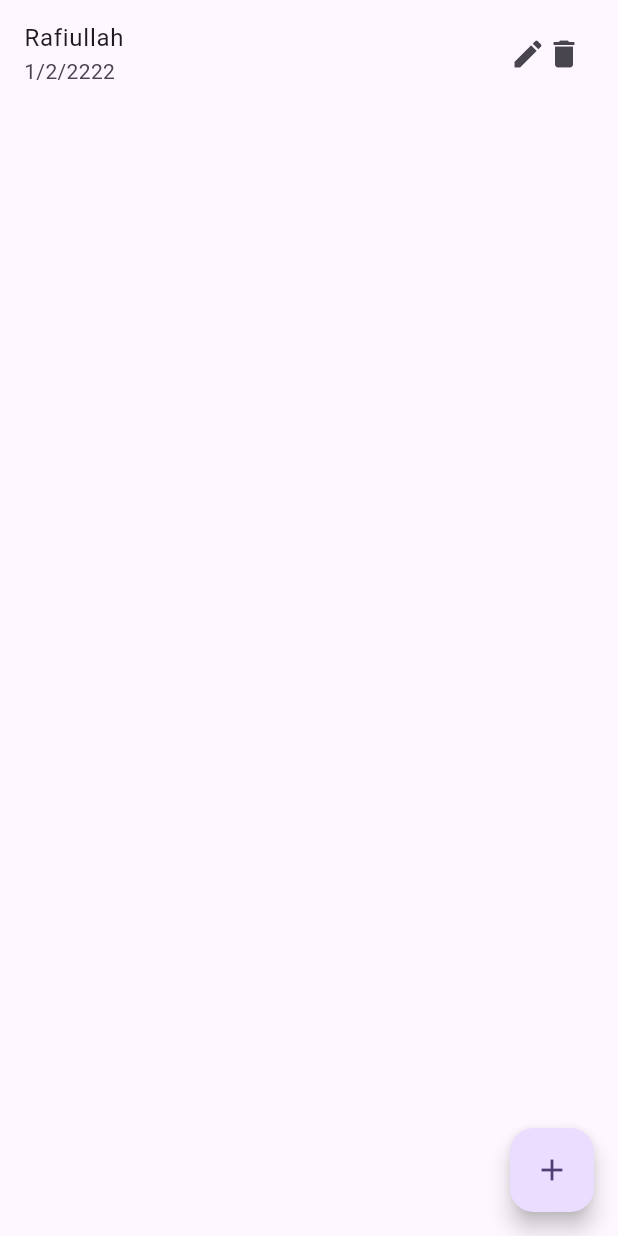
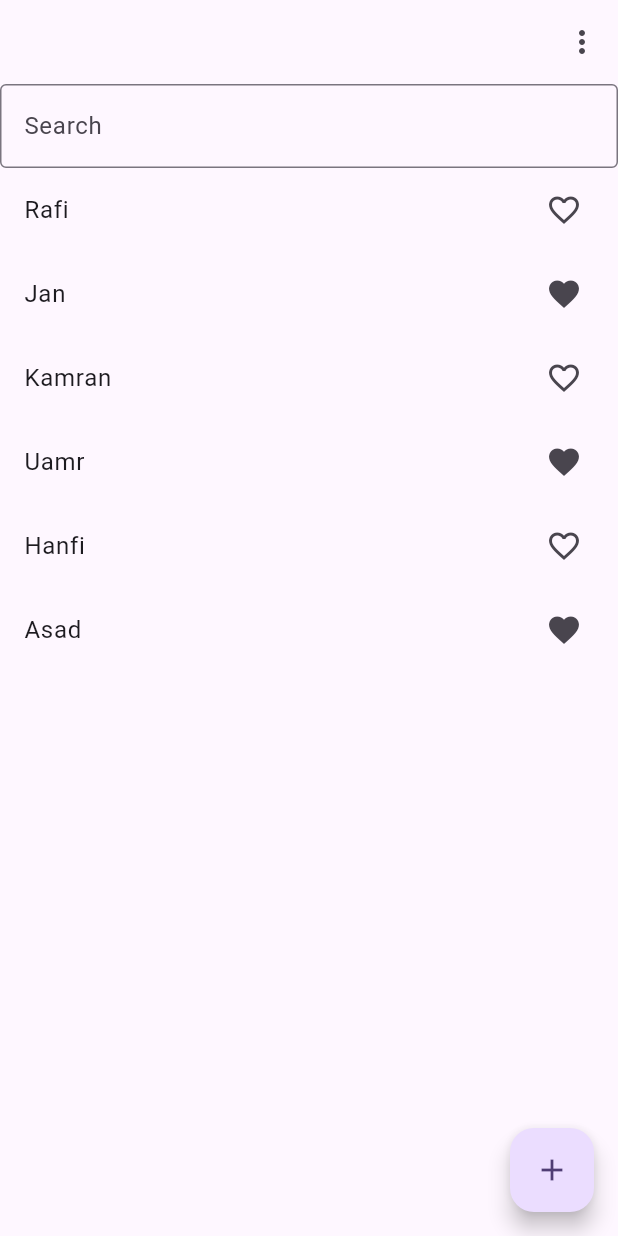
Before and after one commit to rafiullahkhaleel/Riverpod, a Flutter app: the screen it shows after launch, after a tap on the "add" icon, on a phone screen of 412 x 824 dp. Run offline on Flutter 3.47's test engine with Material 3 defaults, Android fonts, the phone set to English and light mode, and no system bars; our stand-ins replace flutter_riverpod.

Commit message:
add favourite  app with riverpod

```diff
--- /dev/null
+++ b/lib/favourite_app/favourite_provider.dart
@@ -0,0 +1,49 @@
+import 'package:flutter_riverpod/flutter_riverpod.dart';
+import 'package:riverpod_project/favourite_app/favourite_item.dart';
+import 'package:riverpod_project/favourite_app/favourite_state.dart';
+
+final favouriteProvider =
+    StateNotifierProvider<FavouriteNotifier, FavouriteState>((ref) {
+      return FavouriteNotifier();
+    });
+
+class FavouriteNotifier extends StateNotifier<FavouriteState> {
+  FavouriteNotifier()
+    : super(FavouriteState(allItems: [], filteredItems: [], search: ''));
+  void addItem() {
+    List<FavouriteItems> item = [
+      FavouriteItems(name: 'Rafi', id: 1, favourite: false),
+      FavouriteItems(name: 'Jan', id: 2, favourite: true),
+      FavouriteItems(name: 'Kamran', id: 3, favourite: false),
+      FavouriteItems(name: 'Uamr', id: 4, favourite: true),
+      FavouriteItems(name: 'Hanfi', id: 5, favourite: false),
+      FavouriteItems(name: 'Asad', id: 6, favourite: true),
+    ];
+    state = state.copyWith(
+      allItems: item.toList(),
+      filteredItems: item.toList(),
+    );
+  }
+
+  void filtered(String query) {
+    if (query.isEmpty) {
+      state = state.copyWith(filteredItems: state.allItems);
+    } else {
+      final results = state.allItems.where((item) {
+        return item.name.toLowerCase().contains(query.toLowerCase());
+      }).toList();
+      state = state.copyWith(filteredItems: results);
+    }
+  }
+  void favourite(String option) {
+    if (option == 'All') {
+      state = state.copyWith(filteredItems: state.allItems);
+    } else {
+      final results = state.allItems.where((item) {
+        return item.favourite == true;
+      }).toList();
+      state = state.copyWith(filteredItems: results);
+    }
+  }
+
+}
--- /dev/null
+++ b/lib/favourite_app/favourite_screen.dart
@@ -0,0 +1,72 @@
+import 'package:flutter/material.dart';
+import 'package:flutter_riverpod/flutter_riverpod.dart';
+import 'package:riverpod_project/favourite_app/favourite_provider.dart';
+
+class FavouriteScreen extends ConsumerWidget {
+  const FavouriteScreen({super.key});
+
+  @override
+  Widget build(BuildContext context, WidgetRef ref) {
+    return Scaffold(
+      appBar: AppBar(
+        actions: [
+          PopupMenuButton<String>(
+            onSelected: (value) {
+              ref.read(favouriteProvider.notifier).favourite(value);
+            },
+            itemBuilder: (context) {
+              return [
+                PopupMenuItem(value: 'All', child: Text('All')),
+                PopupMenuItem(value: 'Favourite', child: Text('Favourite')),
+              ];
+            },
+          ),
+        ],
+      ),
+      body: Column(
+        children: [
+          TextField(
+            decoration: InputDecoration(
+              hintText: 'Search',
+              border: OutlineInputBorder(),
+            ),
+            onChanged: (value) {
+              ref.read(favouriteProvider.notifier).filtered(value);
+            },
+          ),
+          Consumer(
+            builder: (context, ref, child) {
+              final data = ref.watch(favouriteProvider);
+              return Expanded(
+                child: ListView.builder(
+                  itemCount: data.filteredItems.length,
+                  itemBuilder: (context, index) {
+                    final items = data.filteredItems[index];
+                    return ListTile(
+                      title: Text(items.name),
+                      trailing:
+                          items.favourite
+                              ? Icon(Icons.favorite)
+                              : Icon(Icons.favorite_border),
+                    );
+                  },
+                ),
+              );
+            },
+          ),
+        ],
+      ),
+      floatingActionButton: Consumer(
+        builder: (context, ref, child) {
+          print('build floatButton');
+          return FloatingActionButton(
+            onPressed: () {
+              ref.read(favouriteProvider.notifier).addItem();
+            },
+            child: Icon(Icons.add),
+          );
+        },
+      ),
+    );
+  }
+}
--- /dev/null
+++ b/lib/favourite_app/favourite_state.dart
@@ -0,0 +1,25 @@
+import 'package:riverpod_project/favourite_app/favourite_item.dart';
+
+class FavouriteState {
+  final List<FavouriteItems> allItems;
+  final List<FavouriteItems> filteredItems;
+  final String search;
+
+  FavouriteState({
+    required this.allItems,
+    required this.filteredItems,
+    required this.search,
+  });
+
+  FavouriteState copyWith({
+    List<FavouriteItems>? allItems,
+    List<FavouriteItems>? filteredItems,
+    String? search,
+  }) {
+    return FavouriteState(
+      allItems: allItems ?? this.allItems,
+      filteredItems: filteredItems ?? this.filteredItems,
+      search: search ?? this.search,
+    );
+  }
+}
--- a/lib/main.dart
+++ b/lib/main.dart
@@ -1,7 +1,6 @@
 import 'package:flutter/material.dart';
 import 'package:flutter_riverpod/flutter_riverpod.dart';
-import 'package:riverpod_project/state_notifier/search_screen.dart';
-import 'package:riverpod_project/todo_app/item_screen.dart';
+import 'package:riverpod_project/favourite_app/favourite_screen.dart';
 
 void main() {
   runApp(const MyApp());
@@ -18,7 +17,7 @@ class MyApp extends StatelessWidget {
         theme: ThemeData(
           colorScheme: ColorScheme.fromSeed(seedColor: Colors.deepPurple),
         ),
-        home: const ItemScreen(),
+        home: const FavouriteScreen(),
       ),
     );
   }
```
Also changed, not shown: lib/favourite_app/favourite_item.dart (added, +19 -0 lines).
